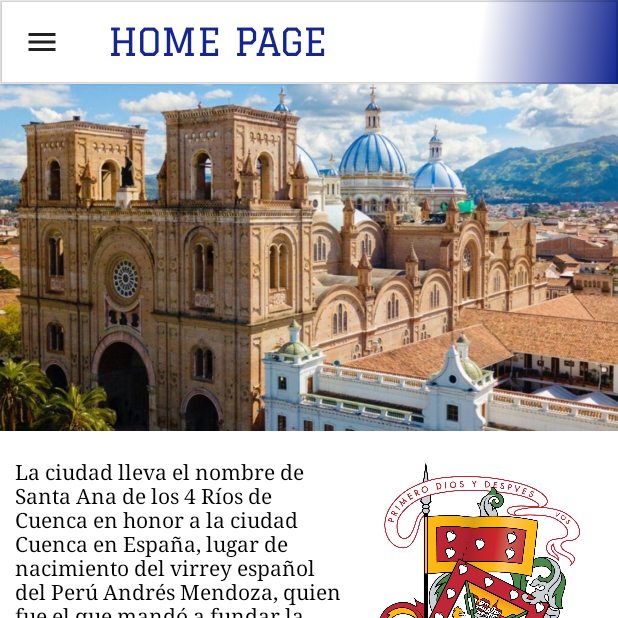
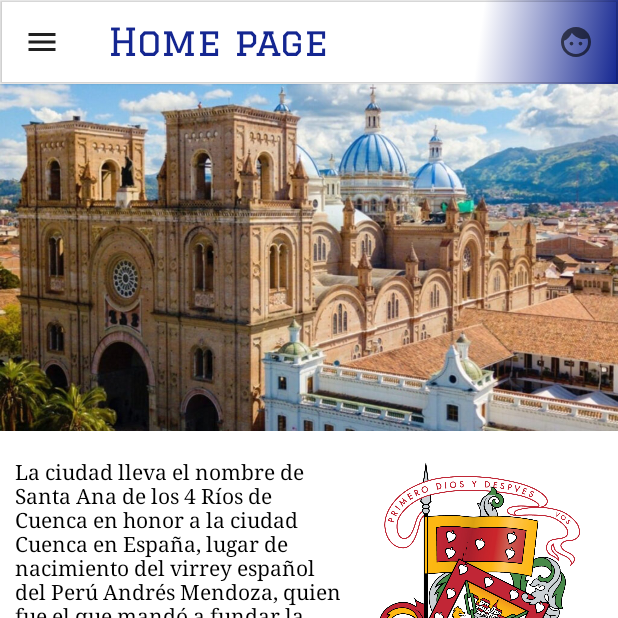
Before and after one commit to FabianeloV/Slan2023App, an Android app built with Jetpack Compose: the HomeScreen screen opened through its navigation route, on a phone screen of 412 x 824 dp, the top half of it. Run offline under Robolectric (Android 15) with nearby library versions, the phone set to English and light mode, and no system bars; our stand-ins replace Firebase (no records; nobody signed in at launch, a user with empty details on screens opened directly).

Commit message:
07/21/23

```diff
--- a/app/src/main/java/com/example/prototiposlan/screens/HomeScreen.kt
+++ b/app/src/main/java/com/example/prototiposlan/screens/HomeScreen.kt
@@ -7,6 +7,7 @@ import androidx.compose.foundation.layout.*
 import androidx.compose.foundation.lazy.LazyColumn
 import androidx.compose.material.*
 import androidx.compose.material.icons.Icons
+import androidx.compose.material.icons.filled.Face
 import androidx.compose.material.icons.filled.Menu
 import androidx.compose.runtime.Composable
 import androidx.compose.runtime.rememberCoroutineScope
@@ -32,7 +33,6 @@ fun HomeScreen(navController: NavController) {
     val scaffoldState = rememberScaffoldState()
     val scope = rememberCoroutineScope()
     val latMenuItem = listOf(
-        LatMenuScreens.Usuario,
         LatMenuScreens.Ranking,
         LatMenuScreens.Reto,
         LatMenuScreens.Muro,
@@ -40,19 +40,18 @@ fun HomeScreen(navController: NavController) {
         LatMenuScreens.Rutinas,
         LatMenuScreens.Tabla,
         LatMenuScreens.Mapa,
-        LatMenuScreens.Plantas
     )
 
     Scaffold(
         scaffoldState = scaffoldState,
-        topBar = { TopBar(title = "HOME PAGE", scaffoldState, scope) },
+        topBar = { TopBar(scaffoldState, scope, navController) },
         drawerContent = { DrawerMenu(menuItems = latMenuItem, navController) },
         content = ({ HomeInfo() })
     )
 }
 
 @Composable
-fun TopBar(title: String, scaffoldState: ScaffoldState, scope: CoroutineScope) {
+fun TopBar(scaffoldState: ScaffoldState, scope: CoroutineScope, navController: NavController) {
     val linear = Brush.linearGradient(
         0.77f to Color.White,
         1.0f to darkblue
@@ -60,7 +59,7 @@ fun TopBar(title: String, scaffoldState: ScaffoldState, scope: CoroutineScope) {
     TopAppBar(
         title = {
             Text(
-                title,
+                "Home page",
                 color = darkblue,
                 fontSize = 25.sp,
                 fontFamily = graduateFont,
@@ -71,6 +70,11 @@ fun TopBar(title: String, scaffoldState: ScaffoldState, scope: CoroutineScope) {
         navigationIcon = {
             IconButton(onClick = { scope.launch { scaffoldState.drawerState.open() } }) {
                 Icon(Icons.Filled.Menu, contentDescription = null)
+            }
+        },
+        actions = {
+            IconButton(onClick = { navController.navigate(route = "UserScreen") }) {
+                Icon(Icons.Filled.Face, contentDescription = null)
             }
         },
         backgroundColor = Color.Transparent,
@@ -91,17 +95,21 @@ fun DrawerMenu(menuItems: List<LatMenuScreens>, navController: NavController) {
             .background(brush = linear)
     ) {
         Spacer(modifier = Modifier.padding(top = 25.dp))
-        Box(modifier = Modifier
+        Box(
+            modifier = Modifier
                 .fillMaxWidth()
                 .height(16.dp)
                 .background(color = darkred)
-            .padding(top = 20.dp))
+                .padding(top = 20.dp)
+        )
         Spacer(modifier = Modifier.padding(top = 5.dp))
-        Box(modifier = Modifier
+        Box(
+            modifier = Modifier
                 .fillMaxWidth()
                 .height(8.dp)
                 .background(color = darkred)
-            .padding(top = 20.dp))
+                .padding(top = 20.dp)
+        )
         Spacer(modifier = Modifier.padding(top = 10.dp))
         menuItems.forEach { item ->
             DrawerItem(item = item, navController)
@@ -124,7 +132,7 @@ fun DrawerItem(item: LatMenuScreens, navController: NavController) {
             colors = ButtonDefaults.buttonColors(backgroundColor = Color.Transparent),
             border = BorderStroke(1.dp, Color.Transparent)
         ) {
-            Row(modifier = Modifier.fillMaxWidth(),horizontalArrangement = Arrangement.Start) {
+            Row(modifier = Modifier.fillMaxWidth(), horizontalArrangement = Arrangement.Start) {
                 Icon(
                     painter = painterResource(id = item.icon),
                     contentDescription = item.title,
--- a/app/src/main/java/com/example/prototiposlan/screens/LatMenuScreens.kt
+++ b/app/src/main/java/com/example/prototiposlan/screens/LatMenuScreens.kt
@@ -4,8 +4,6 @@ import com.example.prototiposlan.R
 
 
 sealed class LatMenuScreens(val icon:Int,val title:String, val route:String) {
-
-    object Usuario : LatMenuScreens(R.drawable.baseline_account_box_24, "USUARIO", "UserScreen")
 
     object Ranking : LatMenuScreens(R.drawable.ic_baseline_arrow_forward_ios_24, "RANKING", "")
 
@@ -20,6 +18,4 @@ sealed class LatMenuScreens(val icon:Int,val title:String, val route:String) {
     object Tabla : LatMenuScreens(R.drawable.baseline_park_24, "TABLA CALÓRICA", "")
 
     object Mapa : LatMenuScreens(R.drawable.baseline_map_24, "MAPA", "MapScreen")
-
-    object Plantas : LatMenuScreens(R.drawable.baseline_alt_route_24,"FLORA Y FAUNA","")
 }
--- /dev/null
+++ b/app/src/main/java/com/example/prototiposlan/viewModels/HomeViewModel.kt
@@ -0,0 +1,10 @@
+package com.example.prototiposlan.viewModels
+
+import androidx.compose.runtime.getValue
+import androidx.compose.runtime.mutableStateOf
+import androidx.compose.runtime.setValue
+import androidx.lifecycle.ViewModel
+
+class HomeViewModel:ViewModel() {
+    var homeMarkerValue by mutableStateOf(0)
+}
```
Lines whose indentation alone changed are shown as unchanged.
